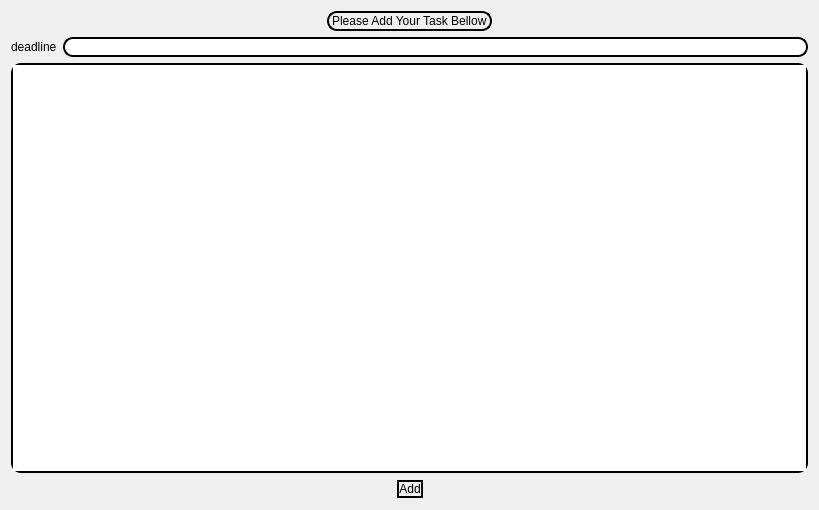
Qt form secdialog.ui (ismesunny/Qt-To-Do-List-App-Project) before a commit.
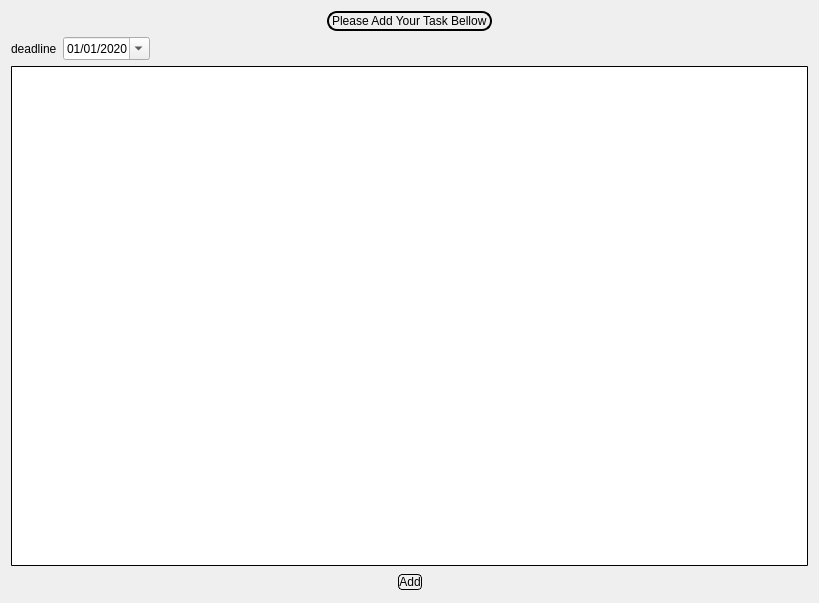
The same form after that commit.

Patch:
```diff
--- a/secdialog.ui
+++ b/secdialog.ui
@@ -7,7 +7,7 @@
     <x>0</x>
     <y>0</y>
     <width>819</width>
-    <height>510</height>
+    <height>603</height>
    </rect>
   </property>
   <property name="windowTitle">
@@ -63,25 +63,93 @@
     </layout>
    </item>
    <item>
-    <layout class="QHBoxLayout" name="horizontalLayout_3">
+    <layout class="QHBoxLayout" name="horizontalLayout_5">
      <item>
-      <widget class="QLabel" name="label_2">
-       <property name="text">
-        <string>deadline</string>
-       </property>
-      </widget>
+      <layout class="QHBoxLayout" name="horizontalLayout_3">
+       <item>
+        <widget class="QLabel" name="label_2">
+         <property name="styleSheet">
+          <string notr="true">border-style: solid;\nborder-color: black;\nborder-width: 1.3px;\nborder-radius: 5px;\nselection-background-color: rgb(170, 170, 255);\n\nfont: 75 18pt &quot;Comic Sans MS&quot;;</string>
+         </property>
+         <property name="text">
+          <string>deadline</string>
+         </property>
+        </widget>
+       </item>
+       <item>
+        <widget class="QDateEdit" name="dateEdit">
+         <property name="styleSheet">
+          <string notr="true"/>
+         </property>
+         <property name="dateTime">
+          <datetime>
+           <hour>0</hour>
+           <minute>0</minute>
+           <second>0</second>
+           <year>2020</year>
+           <month>1</month>
+           <day>1</day>
+          </datetime>
+         </property>
+         <property name="displayFormat">
+          <string>dd/MM/yyyy</string>
+         </property>
+         <property name="calendarPopup">
+          <bool>true</bool>
+         </property>
+         <property name="date">
+          <date>
+           <year>2020</year>
+           <month>1</month>
+           <day>1</day>
+          </date>
+         </property>
+        </widget>
+       </item>
+      </layout>
      </item>
      <item>
-      <widget class="QLineEdit" name="lineEdit">
-       <property name="styleSheet">
-        <string notr="true">border-style: solid;
-font: 15pt &quot;Inconsolata&quot;;
-border-color: black;
-border-width: 2px;
-border-radius: 10px;
-text-decoration: line;</string>
+      <spacer name="horizontalSpacer_8">
+       <property name="orientation">
+        <enum>Qt::Horizontal</enum>
        </property>
-      </widget>
+       <property name="sizeHint" stdset="0">
+        <size>
+         <width>40</width>
+         <height>20</height>
+        </size>
+       </property>
+      </spacer>
+     </item>
+     <item>
+      <layout class="QHBoxLayout" name="horizontalLayout_4">
+       <item>
+        <spacer name="horizontalSpacer_6">
+         <property name="orientation">
+          <enum>Qt::Horizontal</enum>
+         </property>
+         <property name="sizeHint" stdset="0">
+          <size>
+           <width>40</width>
+           <height>20</height>
+          </size>
+         </property>
+        </spacer>
+       </item>
+       <item>
+        <spacer name="horizontalSpacer_5">
+         <property name="orientation">
+          <enum>Qt::Horizontal</enum>
+         </property>
+         <property name="sizeHint" stdset="0">
+          <size>
+           <width>40</width>
+           <height>20</height>
+          </size>
+         </property>
+        </spacer>
+       </item>
+      </layout>
      </item>
     </layout>
    </item>
@@ -90,10 +158,11 @@
      <property name="styleSheet">
       <string notr="true">border-style: solid;
 border-color: black;
-border-width: 2px;
-border-radius: 10px;
+border-width: 1.3px;
+border-radius: 1px;
 font: 75 18pt &quot;Comic Sans MS&quot;;
-text-decoration: line;</string>
+text-decoration: line-through;
+</string>
      </property>
     </widget>
    </item>
@@ -117,8 +186,8 @@
        <property name="styleSheet">
         <string notr="true">border-style: solid;
 border-color: black;
-border-width: 2px;
-border-radius: 10px;
+border-width: 1px;
+border-radius: 4px;
 font: 75 18pt &quot;Comic Sans MS&quot;;
 </string>
        </property>
```
